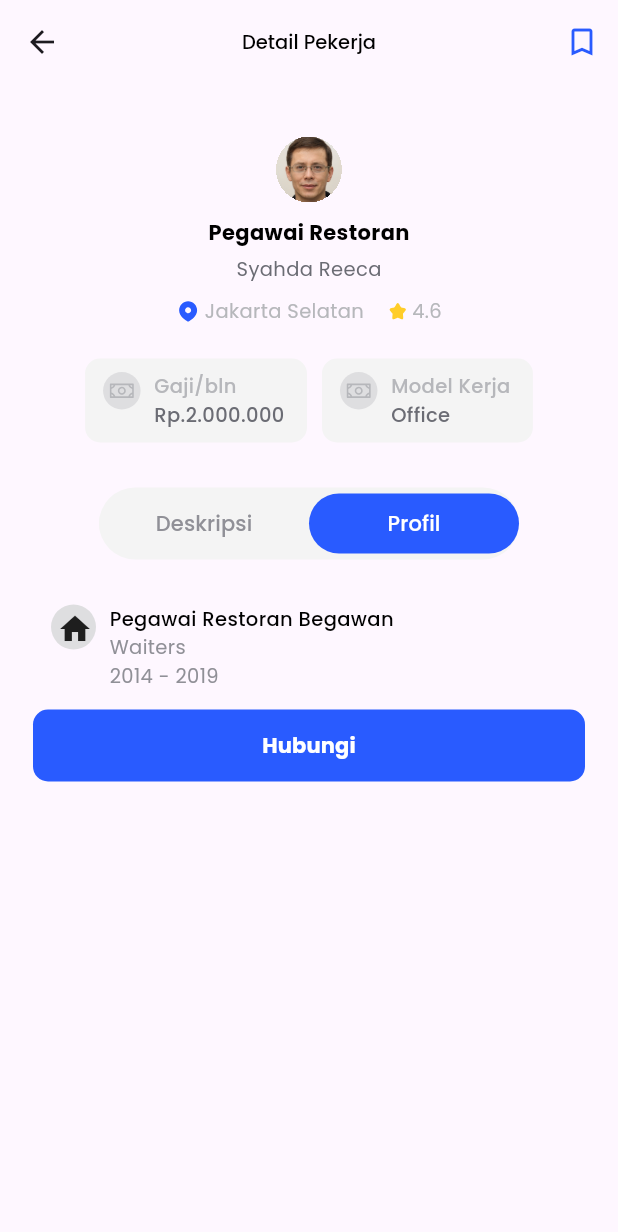
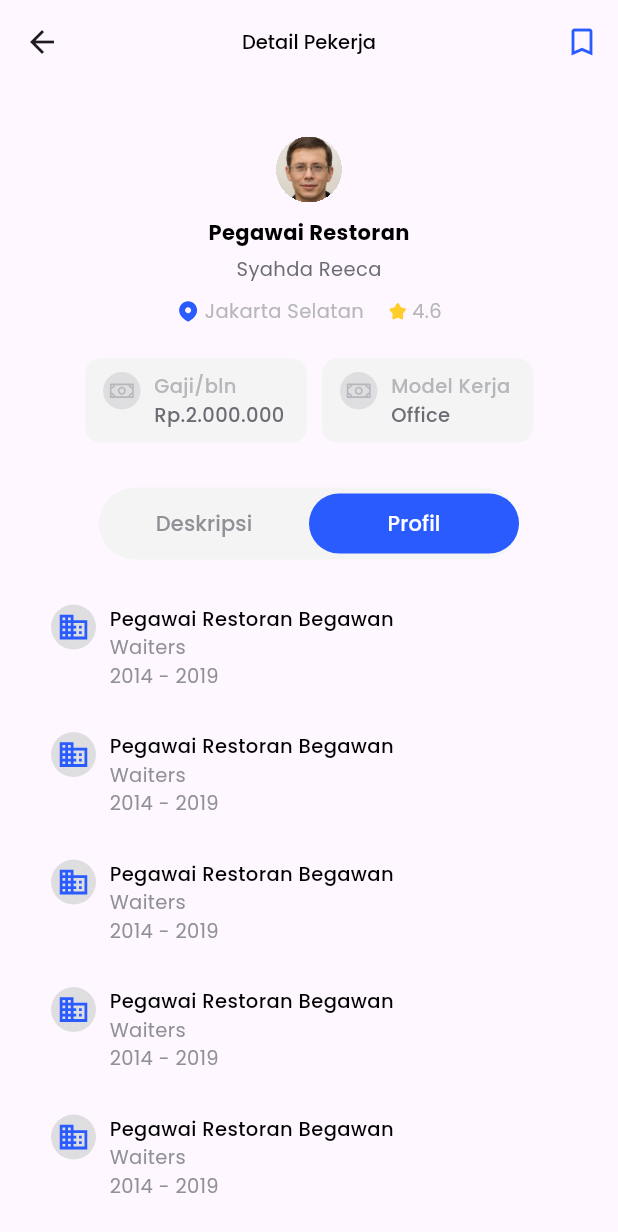
Before and after one commit to BrawS-HackFest/GrowBiz-FE, a Flutter app: the DetailWorkPage screen opened directly, after a tap on "Profil", on a phone screen of 412 x 824 dp. Shown: the top 1232 px of the screen. Run offline on Flutter 3.47's test engine with Material 3 defaults, Android fonts, the phone set to English and light mode, and no system bars; our stand-ins replace dio, firebase_auth, firebase_core, flutter_bloc, flutter_svg, shimmer and 1 more; missing offline and left inert: clipboard, flutter_pdfview; accounts and stored records are empty.

Commit message:
add my profile work page

```diff
--- a/lib/pages/detail_work_page.dart
+++ b/lib/pages/detail_work_page.dart
@@ -5,6 +5,7 @@ import 'package:hackfest_mobile/styles/my_text.dart';
 import 'package:hackfest_mobile/widgets/card_detail_work.dart';
 import 'package:hackfest_mobile/widgets/desc_work_section.dart';
 import 'package:hackfest_mobile/widgets/my_button.dart';
+import 'package:hackfest_mobile/widgets/profile_work_section.dart';
 import 'package:hackfest_mobile/widgets/scrollbehavior.dart';
 
 class DetailWorkPage extends StatefulWidget {
@@ -97,36 +98,8 @@ class _DetailWorkPageState extends State<DetailWorkPage> {
                 const SizedBox(height: 21,),
                 isDescriptionSelected ?
                 DescWorkSection() :
-                Container(
-                  width: double.infinity,
-                  padding: EdgeInsets.only(left: 12, top: 9, bottom: 9, right: 15),
-                  child: Row(
-                    crossAxisAlignment: CrossAxisAlignment.start,
-                    children: [
-                      Container(
-                        width: 30,
-                        height: 30,
-                        padding: EdgeInsets.all(4),
-                        clipBehavior: Clip.hardEdge,
-                        decoration: BoxDecoration(
-                            shape: BoxShape.circle,
-                            color: MyColors.grey100
-                        ),
-                        child: Icon(Icons.home),
-                      ),
-                      const SizedBox(width: 9,),
-                      Column(
-                        crossAxisAlignment: CrossAxisAlignment.start,
-                        children: [
-                          Text('Pegawai Restoran Begawan', style: MyTextStyle.judulH5(color: MyColors.blackBase),),
-                          Text('Waiters', style: MyTextStyle.captionH5(color: MyColors.grey300),),
-                          Text('2014 - 2019', style: MyTextStyle.captionH5(color: MyColors.grey300),),
-                        ],
-                      )
-                    ],
-                  ),
-                ),
-
+                ProfileWorkSection(),
+                const SizedBox(height: 30,),
                 SizedBox(
                     width: double.infinity,
                     child: MyButton(text: 'Hubungi', color: MyColors.primaryBase,
@@ -134,6 +107,7 @@ class _DetailWorkPageState extends State<DetailWorkPage> {
                         }
                     )
                 ),
+                const SizedBox(height: 15,),
 
 
 
--- a/lib/pages/main_page.dart
+++ b/lib/pages/main_page.dart
@@ -1,8 +1,8 @@
 import 'package:flutter/material.dart';
 import 'package:flutter_svg/flutter_svg.dart';
 import 'package:hackfest_mobile/pages/home_page.dart';
+import 'package:hackfest_mobile/pages/main_work_page.dart';
 import 'package:hackfest_mobile/pages/mycourse_page.dart';
-import 'package:hackfest_mobile/pages/work_page.dart';
 import 'package:hackfest_mobile/styles/my_colors.dart';
 
 class MainPage extends StatefulWidget {
@@ -24,7 +24,7 @@ class _MainPageState extends State<MainPage> {
   List pages =[
     HomePage(),
     MyCoursePage(),
-    WorkPage(),
+    MainWorkPage(),
     Text('profile page'),
   ];
 
--- a/lib/widgets/desc_work_section.dart
+++ b/lib/widgets/desc_work_section.dart
@@ -2,7 +2,7 @@ import 'package:flutter/material.dart';
 import 'package:hackfest_mobile/styles/my_colors.dart';
 import 'package:hackfest_mobile/styles/my_text.dart';
 class DescWorkSection extends StatelessWidget {
-  const DescWorkSection({super.key});
+  DescWorkSection({super.key});
 
   @override
   Widget build(BuildContext context) {
@@ -14,10 +14,9 @@ class DescWorkSection extends StatelessWidget {
         Text('Saya saat ini berumur 30 tahun dan sudah memiliki pengalaman bekerja pada restoran makanan. Saya sangat menyukai pekerjaan saya di bidang ini.', style: MyTextStyle.captionH5(color: MyColors.greyBase), textAlign: TextAlign.justify),
         const SizedBox(height: 15,),
         Text('Skill', style: MyTextStyle.buttonH3(color: MyColors.blackBase),),
-        SizedBox(
-          height: 100,
-          child: ListView.separated(
-            itemCount: 3,
+        ListView.separated(
+          itemCount: 10,
+          shrinkWrap: true,
           itemBuilder: (context, index) {
             return Container(
               child: Row(
@@ -33,7 +32,6 @@ class DescWorkSection extends StatelessWidget {
             return SizedBox(height: 5,);
           },
         ),
-        ),
       ],
     );
   }
--- /dev/null
+++ b/lib/widgets/profile_work_section.dart
@@ -0,0 +1,48 @@
+import 'package:flutter/material.dart';
+import 'package:flutter_svg/flutter_svg.dart';
+import 'package:hackfest_mobile/styles/my_colors.dart';
+import 'package:hackfest_mobile/styles/my_text.dart';
+class ProfileWorkSection extends StatelessWidget {
+  const ProfileWorkSection({super.key});
+
+  @override
+  Widget build(BuildContext context) {
+    return ListView.builder(
+      shrinkWrap: true,
+      clipBehavior: Clip.hardEdge,
+      itemCount: 6,
+      itemBuilder: (context, index) {
+        return Container(
+          width: double.infinity,
+          padding: EdgeInsets.only(left: 12, top: 9, bottom: 9, right: 15),
+          margin: EdgeInsets.only(bottom: 10),
+          child: Row(
+            crossAxisAlignment: CrossAxisAlignment.start,
+            children: [
+              Container(
+                width: 30,
+                height: 30,
+                padding: EdgeInsets.all(4),
+                clipBehavior: Clip.hardEdge,
+                decoration: BoxDecoration(
+                    shape: BoxShape.circle,
+                    color: MyColors.grey100
+                ),
+                child: SvgPicture.asset('assets/svgs/company_icon.svg'),
+              ),
+              const SizedBox(width: 9,),
+              Column(
+                crossAxisAlignment: CrossAxisAlignment.start,
+                children: [
+                  Text('Pegawai Restoran Begawan', style: MyTextStyle.judulH5(color: MyColors.blackBase),),
+                  Text('Waiters', style: MyTextStyle.captionH5(color: MyColors.grey300),),
+                  Text('2014 - 2019', style: MyTextStyle.captionH5(color: MyColors.grey300),),
+                ],
+              )
+            ],
+          ),
+        );
+      },
+    );
+  }
+}
```
Also changed, not shown: lib/pages/all_workers_page.dart (added, +111 -0 lines), lib/pages/main_work_page.dart (renamed from lib/pages/work_page.dart, +25 -95 lines), lib/pages/myprofile_work_page.dart (added, +135 -0 lines), assets/svgs/company_icon.svg (added), assets/svgs/edit_icon.svg (added). Lines whose indentation alone changed are shown as unchanged.
